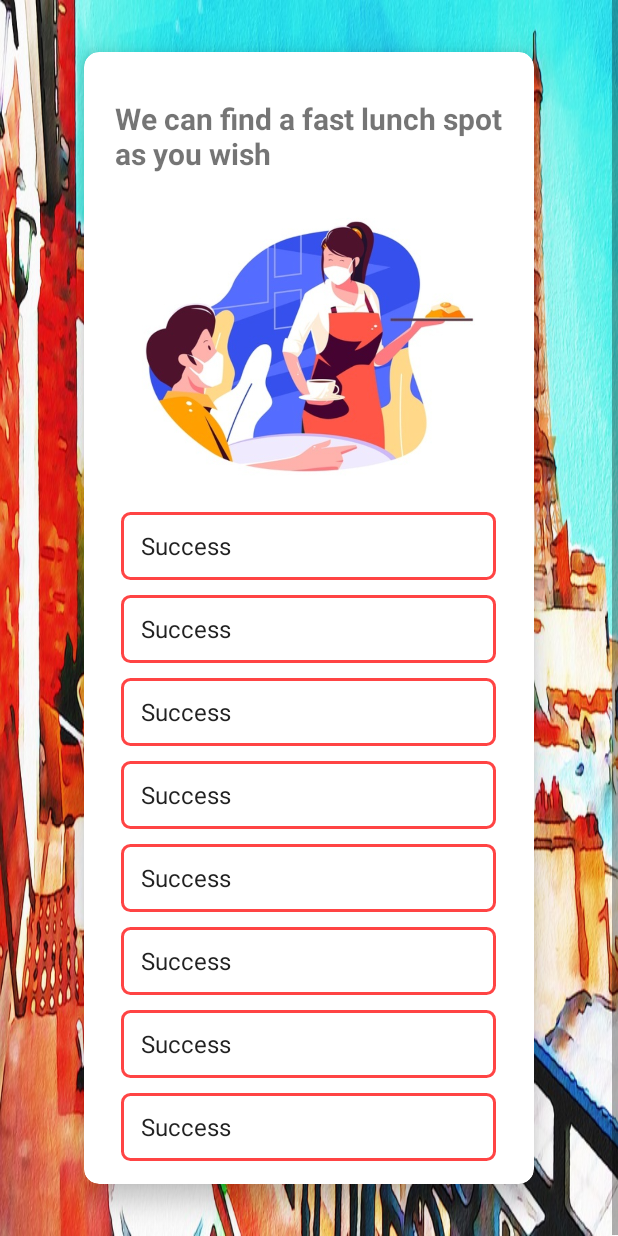
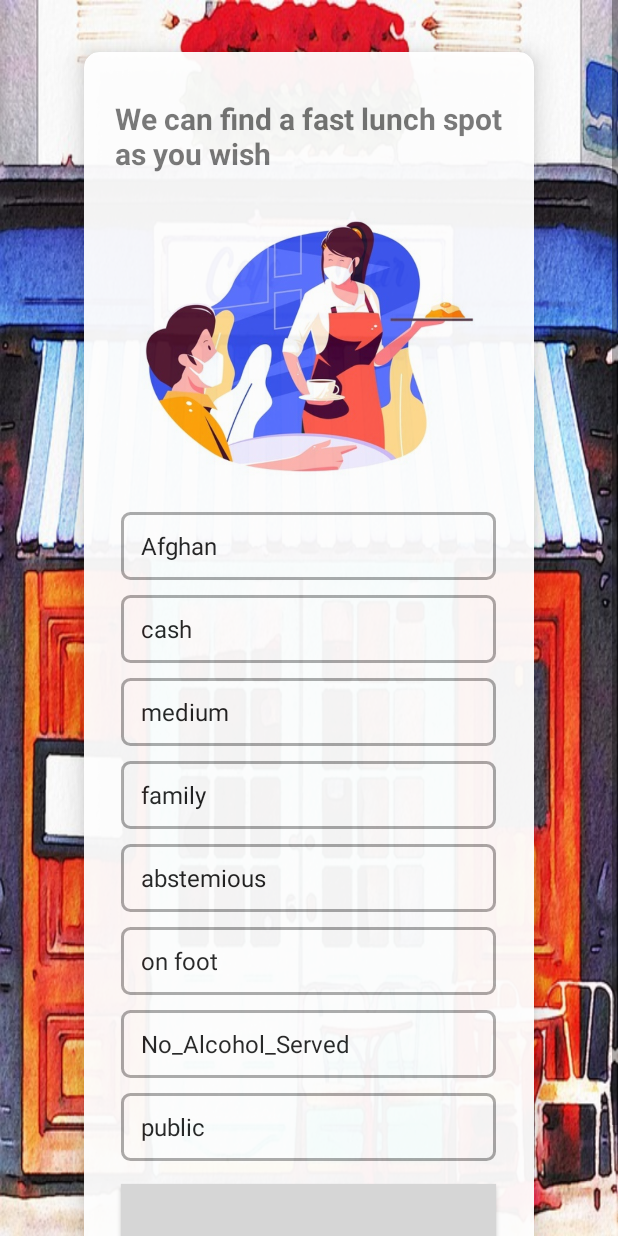
Before and after one commit to codesandcocoa/hangout.ai, an Android app: the layout activity_main.xml on its own in the app's theme, with its tools: preview values and no code run, on a phone screen of 412 x 824 dp. Run offline under Robolectric (Android 15) with nearby library versions, the phone set to English and light mode, and no system bars; grey boxes are pictures that could not be loaded.

Commit message:
Completed MainActivity UI

```diff
--- a/app/src/main/java/amhacks/hangoutai/LoginActivity.java
+++ b/app/src/main/java/amhacks/hangoutai/LoginActivity.java
@@ -10,6 +10,7 @@ import android.content.res.ColorStateList;
 import android.os.Build;
 import android.os.Bundle;
 import android.text.TextUtils;
+import android.util.Log;
 import android.view.View;
 import android.widget.Button;
 import android.widget.EditText;
@@ -101,4 +102,16 @@ public class LoginActivity extends AppCompatActivity {
                         | View.SYSTEM_UI_FLAG_FULLSCREEN
                         | View.SYSTEM_UI_FLAG_IMMERSIVE_STICKY);
     }
+
+    @Override
+    protected void onStart() {
+        super.onStart();
+        mAuth = FirebaseAuth.getInstance();
+        if (mAuth.getCurrentUser() != null)
+        {
+            Intent cIntent = new Intent(LoginActivity.this, MainActivity.class);
+            cIntent.addFlags(Intent.FLAG_ACTIVITY_NEW_TASK | Intent.FLAG_ACTIVITY_CLEAR_TASK);
+            startActivity(cIntent);
+        }
+    }
 }
--- a/app/src/main/java/amhacks/hangoutai/MainActivity.java
+++ b/app/src/main/java/amhacks/hangoutai/MainActivity.java
@@ -15,7 +15,7 @@ public class MainActivity extends AppCompatActivity {
     protected void onCreate(Bundle savedInstanceState) {
         super.onCreate(savedInstanceState);
         setContentView(R.layout.activity_main);
-        fSpin = (Spinner) findViewById(R.id.firstSpinner);
+       // fSpin = (Spinner) findViewById(R.id.firstSpinner);
 
 
     }
--- a/app/src/main/res/drawable/input_style1.xml
+++ b/app/src/main/res/drawable/input_style1.xml
@@ -1,6 +1,6 @@
 <?xml version="1.0" encoding="utf-8"?>
 <shape xmlns:android="http://schemas.android.com/apk/res/android">
-    <stroke android:color="@android:color/holo_red_light"
+    <stroke android:color="@android:color/darker_gray"
         android:width="2dp"
         />
     <corners android:radius="5dp"/>
--- a/app/src/main/res/layout/activity_main.xml
+++ b/app/src/main/res/layout/activity_main.xml
@@ -5,7 +5,7 @@
     android:layout_width="match_parent"
     android:layout_height="match_parent"
     tools:context=".MainActivity"
-    android:background="@drawable/eiffel_2"
+    android:background="@drawable/cafe_water"
     >
     <RelativeLayout
         android:layout_width="match_parent"
@@ -13,12 +13,13 @@
 
         <androidx.cardview.widget.CardView
             android:layout_width="300dp"
-            android:layout_height="match_parent"
+            android:layout_height="wrap_content"
             android:layout_centerInParent="true"
             app:cardCornerRadius="10dp"
             app:cardElevation="10dp"
             android:layout_marginTop="50dp"
             android:layout_marginBottom="20dp"
+            android:alpha="0.95"
             >
             <LinearLayout
                 android:layout_width="wrap_content"
@@ -43,11 +44,11 @@
                     android:src="@drawable/masked_waitress"
                     />
                 <Spinner
-                    android:id="@+id/firstSpinner"
+                    android:id="@+id/cuisineSpinner"
                     android:layout_width="250dp"
                     android:layout_height="45dp"
                     android:layout_marginTop="10dp"
-                    android:entries="@array/sample"
+                    android:entries="@array/cuisine"
                     android:popupElevation="10dp"
                     android:dropDownWidth="250dp"
                     android:padding="5dp"
@@ -55,11 +56,11 @@
                     android:dropDownSelector="@drawable/down_icon"
                     />
                 <Spinner
-                    android:id="@+id/firstSpinner"
+                    android:id="@+id/paymentSpinner"
                     android:layout_width="250dp"
                     android:layout_height="45dp"
                     android:layout_marginTop="10dp"
-                    android:entries="@array/sample"
+                    android:entries="@array/payment"
                     android:popupElevation="10dp"
                     android:dropDownWidth="250dp"
                     android:padding="5dp"
@@ -67,11 +68,11 @@
                     android:dropDownSelector="@drawable/down_icon"
                     />
                 <Spinner
-                    android:id="@+id/firstSpinner"
+                    android:id="@+id/budgetSpinner"
                     android:layout_width="250dp"
                     android:layout_height="45dp"
                     android:layout_marginTop="10dp"
-                    android:entries="@array/sample"
+                    android:entries="@array/budget"
                     android:popupElevation="10dp"
                     android:dropDownWidth="250dp"
                     android:padding="5dp"
@@ -79,11 +80,11 @@
                     android:dropDownSelector="@drawable/down_icon"
                     />
                 <Spinner
-                    android:id="@+id/firstSpinner"
+                    android:id="@+id/ambianceSpinner"
                     android:layout_width="250dp"
                     android:layout_height="45dp"
                     android:layout_marginTop="10dp"
-                    android:entries="@array/sample"
+                    android:entries="@array/ambiance"
                     android:popupElevation="10dp"
                     android:dropDownWidth="250dp"
                     android:padding="5dp"
@@ -91,11 +92,11 @@
                     android:dropDownSelector="@drawable/down_icon"
                     />
                 <Spinner
-                    android:id="@+id/firstSpinner"
+                    android:id="@+id/drinklevelSpinner"
                     android:layout_width="250dp"
                     android:layout_height="45dp"
                     android:layout_marginTop="10dp"
-                    android:entries="@array/sample"
+                    android:entries="@array/drink_level"
                     android:popupElevation="10dp"
                     android:dropDownWidth="250dp"
                     android:padding="5dp"
@@ -103,11 +104,11 @@
                     android:dropDownSelector="@drawable/down_icon"
                     />
                 <Spinner
-                    android:id="@+id/firstSpinner"
+                    android:id="@+id/transportSpinner"
                     android:layout_width="250dp"
                     android:layout_height="45dp"
                     android:layout_marginTop="10dp"
-                    android:entries="@array/sample"
+                    android:entries="@array/transport"
                     android:popupElevation="10dp"
                     android:dropDownWidth="250dp"
                     android:padding="5dp"
@@ -115,11 +116,11 @@
                     android:dropDownSelector="@drawable/down_icon"
                     />
                 <Spinner
-                    android:id="@+id/firstSpinner"
+                    android:id="@+id/alcoholSpinner"
                     android:layout_width="250dp"
                     android:layout_height="45dp"
                     android:layout_marginTop="10dp"
-                    android:entries="@array/sample"
+                    android:entries="@array/alcohol"
                     android:popupElevation="10dp"
                     android:dropDownWidth="250dp"
                     android:padding="5dp"
@@ -127,16 +128,25 @@
                     android:dropDownSelector="@drawable/down_icon"
                     />
                 <Spinner
-                    android:id="@+id/firstSpinner"
+                    android:id="@+id/parkingSpinner"
                     android:layout_width="250dp"
                     android:layout_height="45dp"
                     android:layout_marginTop="10dp"
-                    android:entries="@array/sample"
+                    android:entries="@array/parking"
                     android:popupElevation="10dp"
                     android:dropDownWidth="250dp"
                     android:padding="5dp"
                     android:background="@drawable/input_style1"
                     android:dropDownSelector="@drawable/down_icon"
+                    />
+                <Button
+                    android:id="@+id/find_restaurants_btn"
+                    android:layout_width="250dp"
+                    android:layout_height="50dp"
+                    android:background="@drawable/btn_style1"
+                    android:text="FIND RESTAURANTS"
+                    android:layout_marginTop="15dp"
+                    android:layout_marginBottom="15dp"
                     />
 
             </LinearLayout>
--- a/app/src/main/res/values/strings.xml
+++ b/app/src/main/res/values/strings.xml
@@ -1,7 +1,106 @@
 <resources>
     <string name="app_name">hangout.ai</string>
-    <array name="sample">
-        <item>Success</item>
-        <item>Failure</item>
+    <array name="cuisine">
+        <item>Afghan</item>
+        <item>African</item>
+        <item>American</item>
+        <item>Armenian</item>
+        <item>Asian</item>
+        <item>Bagels</item>
+        <item>Bakery</item>
+        <item>Bar</item>
+        <item>Bar_Pub_Brewery</item>
+        <item>Barbecue</item>
+        <item>Brazilian</item>
+        <item>Breakfast-Brunch</item>
+        <item>Burgers</item>
+        <item>Cafe-Coffee_Shop</item>
+        <item>Cafeteria</item>
+        <item>California</item>
+        <item>Caribbean</item>
+        <item>Chinese</item>
+        <item>Contemporary</item>
+        <item>Continental-European</item>
+        <item>Deli-Sandwiches</item>
+        <item>Dessert-Ice_Cream</item>
+        <item>Diner</item>
+        <item>Dutch-Belgian</item>
+        <item>Eastern_European</item>
+        <item>Ethiopian</item>
+        <item>Family</item>
+        <item>Fast_Food</item>
+        <item>Fine_Dining</item>
+        <item>French</item>
+        <item></item>
+        <item>Game</item>
+        <item>German</item>
+        <item>Greek</item>
+        <item>Hot_Dogs</item>
+        <item>International</item>
+        <item>Italian</item>
+        <item>Japanese</item>
+        <item>Juice</item>
+        <item>Korean</item>
+        <item>Latin_American</item>
+        <item>Mediterranean</item>
+        <item>Mexican</item>
+        <item>Mongolian</item>
+        <item>Organic-Healthy</item>
+        <item>Persian</item>
+        <item>Pizzeria</item>
+        <item>Polish</item>
+        <item>Regional</item>
+        <item>Seafood</item>
+        <item>Soup</item>
+        <item>Southern</item>
+        <item>Southwestern</item>
+        <item>Spanish</item>
+        <item>Steaks</item>
+        <item>Sushi</item>
+        <item>Thai</item>
+        <item>Turkish</item>
+        <item>Vegetarian</item>
+        <item>Vietnamese</item>
+    </array>
+    <array name="payment">
+        <item>cash</item>
+        <item>bank_debit_cards</item>
+        <item>MasterCard-Eurocard</item>
+        <item>VISA</item>
+        <item>American_Express</item>
+    </array>
+    <array name="budget">
+        <item>medium</item>
+        <item>low</item>
+        <item>high</item>
+    </array>
+    <array name="ambiance">
+        <item>family</item>
+        <item>friends</item>
+        <item>solitary</item>
+    </array>
+    <array name="drink_level">
+        <item>abstemious</item>
+        <item>social drinker</item>
+        <item>casual drinker</item>
+    </array>
+    <array name="transport">
+        <item>on foot</item>
+        <item>public</item>
+        <item>car owner</item>
+    </array>
+    <array name="alcohol">
+        <item>No_Alcohol_Served</item>
+        <item>Wine_Beer</item>
+        <item>Full_Bar</item>
+    </array>
+    <array name="parking">
+        <item>public</item>
+        <item>none</item>
+        <item>yes</item>
+        <item>valet_parking</item>
+        <item>free</item>
+        <item>street</item>
+        <item>validated_parking</item>
     </array>
 </resources>
```
